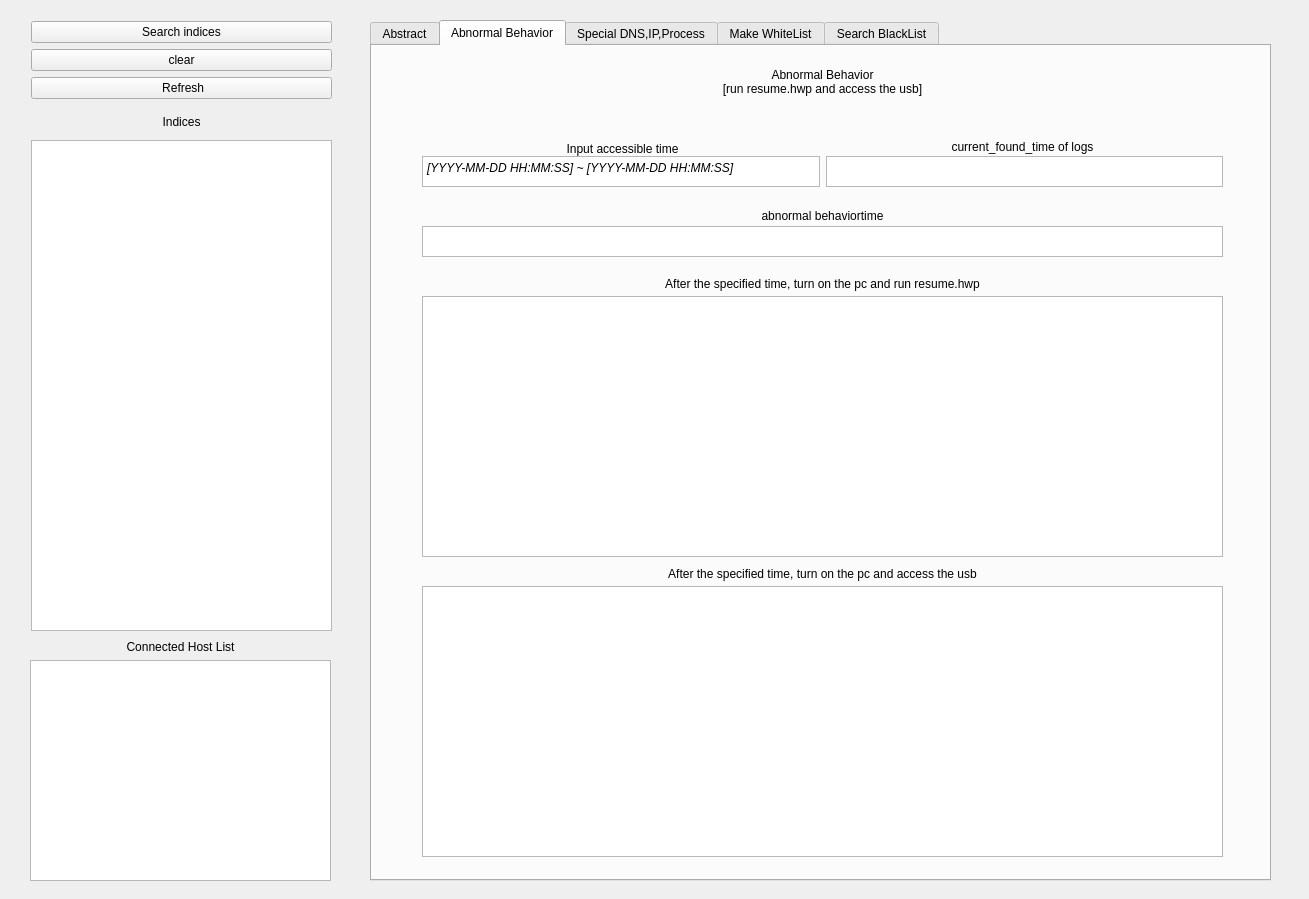
Before: the Qt Designer form SeokMin.ui in leesk212/Sysmon-ELK-Stack_with-viroustotal_API, drawn with Qt 5.
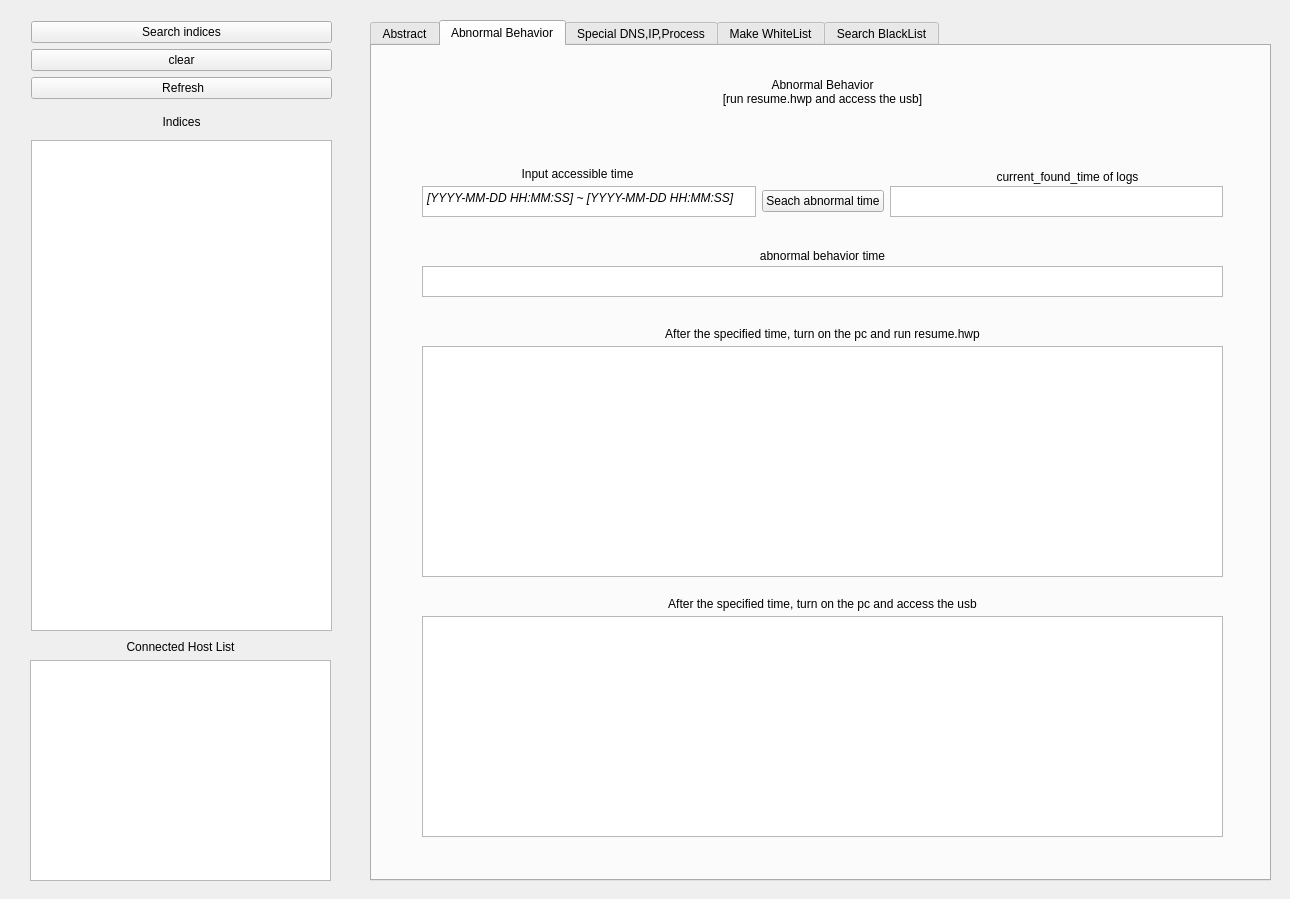
After: the same form once the commit is applied. The open tabs and pages were chosen to show the change.

Commit message: 20/08/24 - Abnormal blank finish

Patch:
```diff
--- a/SeokMin.ui
+++ b/SeokMin.ui
@@ -6,7 +6,7 @@
    <rect>
     <x>0</x>
     <y>0</y>
-    <width>1309</width>
+    <width>1290</width>
     <height>899</height>
    </rect>
   </property>
@@ -263,9 +263,9 @@
       <property name="geometry">
        <rect>
         <x>50</x>
-        <y>250</y>
+        <y>300</y>
         <width>801</width>
-        <height>261</height>
+        <height>231</height>
        </rect>
       </property>
       <property name="font">
@@ -285,9 +285,9 @@
       <property name="geometry">
        <rect>
         <x>50</x>
-        <y>540</y>
+        <y>570</y>
         <width>801</width>
-        <height>271</height>
+        <height>221</height>
        </rect>
       </property>
       <property name="font">
@@ -307,7 +307,7 @@
       <property name="geometry">
        <rect>
         <x>50</x>
-        <y>230</y>
+        <y>280</y>
         <width>801</width>
         <height>16</height>
        </rect>
@@ -323,7 +323,7 @@
       <property name="geometry">
        <rect>
         <x>50</x>
-        <y>520</y>
+        <y>550</y>
         <width>801</width>
         <height>16</height>
        </rect>
@@ -339,8 +339,8 @@
       <property name="geometry">
        <rect>
         <x>50</x>
-        <y>95</y>
-        <width>401</width>
+        <y>120</y>
+        <width>311</width>
         <height>16</height>
        </rect>
       </property>
@@ -355,7 +355,7 @@
       <property name="geometry">
        <rect>
         <x>50</x>
-        <y>10</y>
+        <y>20</y>
         <width>801</width>
         <height>51</height>
        </rect>
@@ -371,9 +371,9 @@
      <widget class="QLabel" name="label_32">
       <property name="geometry">
        <rect>
-        <x>450</x>
-        <y>90</y>
-        <width>401</width>
+        <x>540</x>
+        <y>120</y>
+        <width>311</width>
         <height>21</height>
        </rect>
       </property>
@@ -388,13 +388,13 @@
       <property name="geometry">
        <rect>
         <x>50</x>
-        <y>160</y>
+        <y>200</y>
         <width>801</width>
         <height>20</height>
        </rect>
       </property>
       <property name="text">
-       <string>abnormal behaviortime</string>
+       <string>abnormal behavior time</string>
       </property>
       <property name="alignment">
        <set>Qt::AlignCenter</set>
@@ -404,7 +404,7 @@
       <property name="geometry">
        <rect>
         <x>50</x>
-        <y>110</y>
+        <y>140</y>
         <width>801</width>
         <height>31</height>
        </rect>
@@ -427,6 +427,13 @@
          </property>
         </widget>
        </item>
+       <item>
+        <widget class="QPushButton" name="pushButton_2">
+         <property name="text">
+          <string>Seach abnormal time</string>
+         </property>
+        </widget>
+       </item>
        <item>
         <widget class="QTextBrowser" name="CFT">
          <property name="font">
@@ -450,7 +457,7 @@
       <property name="geometry">
        <rect>
         <x>50</x>
-        <y>180</y>
+        <y>220</y>
         <width>801</width>
         <height>31</height>
        </rect>
```
Left out of the diff: 56 changed lines with no effect on the pictures. The commit also changes 3 other files.
